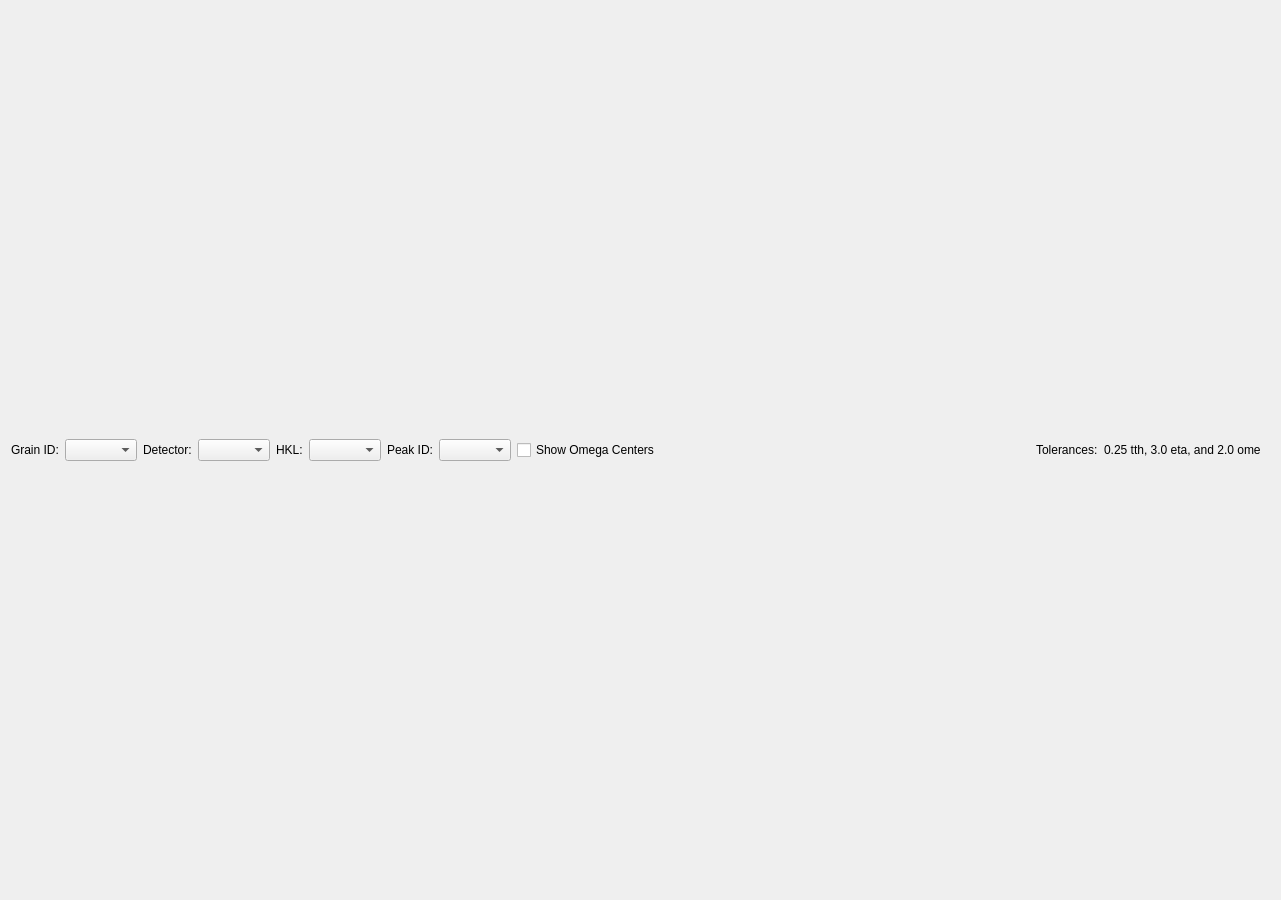
Old version of the form hexrd/ui/resources/ui/view_spots_dialog.ui in the repository HEXRD/hexrdgui.
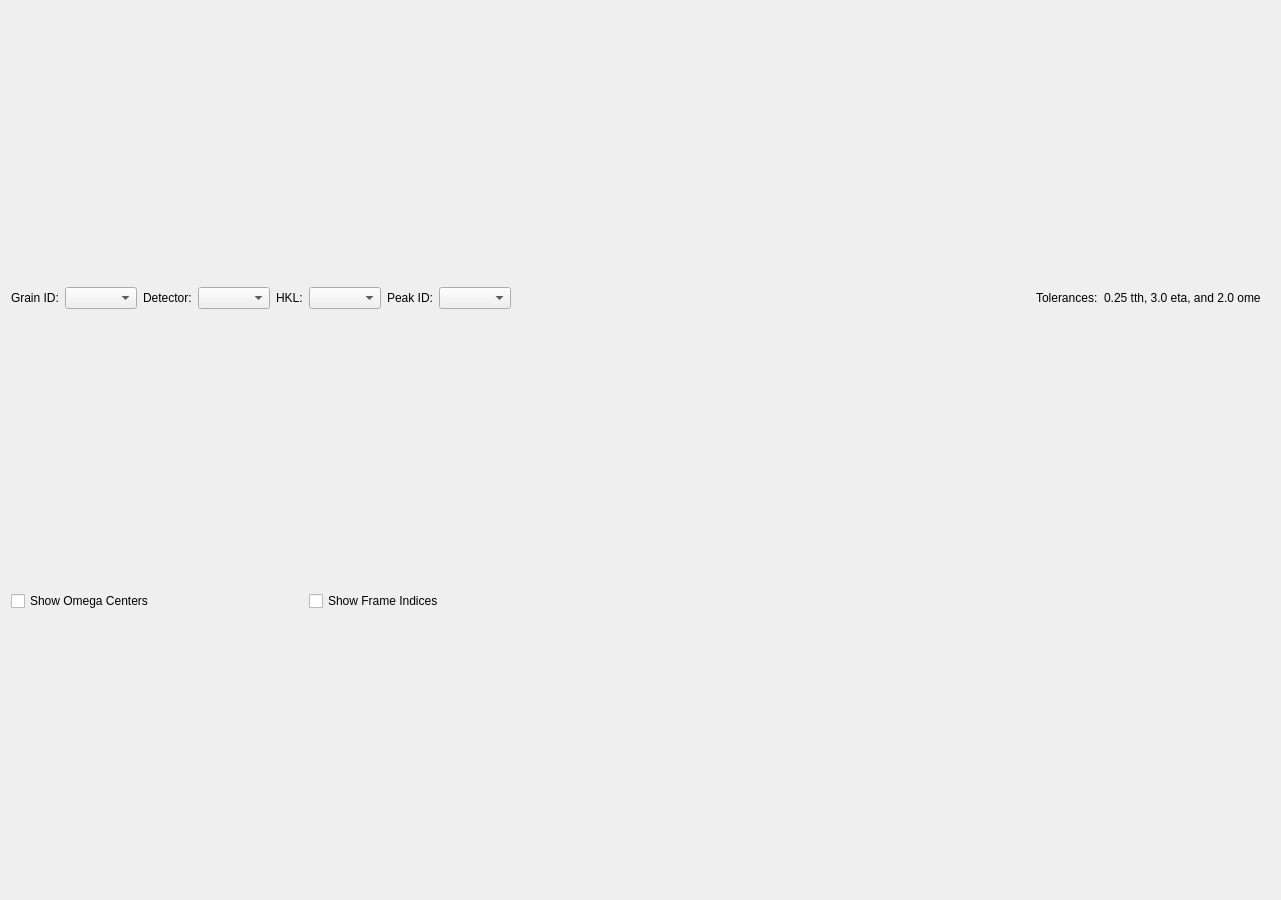
New version of the form.

Commit message: Add option to display frame indices

The edit to the form file:
```diff
--- a/hexrd/ui/resources/ui/view_spots_dialog.ui
+++ b/hexrd/ui/resources/ui/view_spots_dialog.ui
@@ -60,23 +60,6 @@
      </property>
     </widget>
    </item>
-   <item row="1" column="8">
-    <widget class="QCheckBox" name="show_ome_centers">
-     <property name="text">
-      <string>Show Omega Centers</string>
-     </property>
-    </widget>
-   </item>
-   <item row="1" column="3">
-    <widget class="QComboBox" name="detector">
-     <property name="styleSheet">
-      <string notr="true">combobox-popup: 0;</string>
-     </property>
-     <property name="sizeAdjustPolicy">
-      <enum>QComboBox::AdjustToContents</enum>
-     </property>
-    </widget>
-   </item>
    <item row="1" column="9">
     <spacer name="horizontal_spacer">
      <property name="orientation">
@@ -134,6 +117,30 @@
    <item row="2" column="0" colspan="13">
     <layout class="QVBoxLayout" name="canvas_layout"/>
    </item>
+   <item row="1" column="3">
+    <widget class="QComboBox" name="detector">
+     <property name="styleSheet">
+      <string notr="true">combobox-popup: 0;</string>
+     </property>
+     <property name="sizeAdjustPolicy">
+      <enum>QComboBox::AdjustToContents</enum>
+     </property>
+    </widget>
+   </item>
+   <item row="2" column="0" colspan="4">
+    <widget class="QCheckBox" name="show_ome_centers">
+     <property name="text">
+      <string>Show Omega Centers</string>
+     </property>
+    </widget>
+   </item>
+   <item row="2" column="5" colspan="3">
+    <widget class="QCheckBox" name="show_frame_indices">
+     <property name="text">
+      <string>Show Frame Indices</string>
+     </property>
+    </widget>
+   </item>
   </layout>
  </widget>
  <tabstops>
```
Left out of the diff: 81 changed lines with no effect on the pictures. The commit also changes 2 other files.
